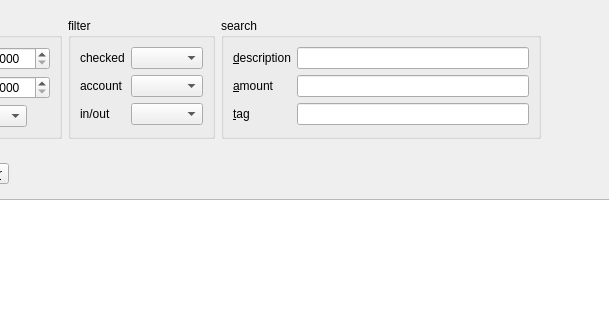
Before: the Qt Designer form ui/pydosh.ui in innerhippy/pydosh, drawn with Qt 5; both pictures show x 106 to 715 and y 0 to 320 of the 838 by 707 pixel window.
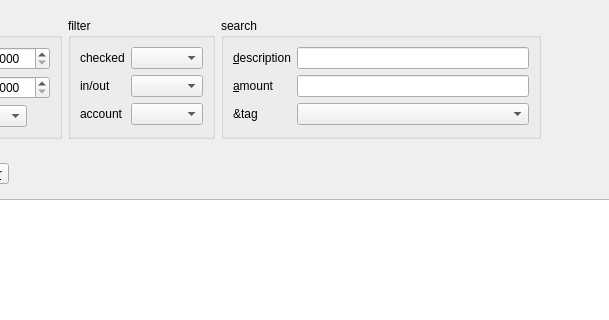
After: the same form once the commit is applied. Icons and pictures are not drawn. Custom widgets are drawn as their Qt base class.

Commit message: setModel on multicombo

The edit to the form file:
```diff
--- a/ui/pydosh.ui
+++ b/ui/pydosh.ui
@@ -50,7 +50,7 @@
             </property>
            </widget>
           </item>
-          <item row="1" column="0">
+          <item row="2" column="0">
            <widget class="QLabel" name="label_4">
             <property name="text">
              <string>account</string>
@@ -60,8 +60,8 @@
             </property>
            </widget>
           </item>
-          <item row="1" column="1">
-           <widget class="QComboBox" name="accountCombo">
+          <item row="2" column="1">
+           <widget class="MultiComboBox" name="accountCombo">
             <property name="sizePolicy">
              <sizepolicy hsizetype="Preferred" vsizetype="Fixed">
               <horstretch>0</horstretch>
@@ -73,26 +73,26 @@
             </property>
            </widget>
           </item>
-          <item row="2" column="0">
+          <item row="1" column="1">
+           <widget class="QComboBox" name="inoutCombo">
+            <property name="sizePolicy">
+             <sizepolicy hsizetype="Preferred" vsizetype="Fixed">
+              <horstretch>0</horstretch>
+              <verstretch>0</verstretch>
+             </sizepolicy>
+            </property>
+            <property name="toolTip">
+             <string>filter on transaction code</string>
+            </property>
+           </widget>
+          </item>
+          <item row="1" column="0">
            <widget class="QLabel" name="label_13">
             <property name="text">
              <string>in/out</string>
             </property>
            </widget>
           </item>
-          <item row="2" column="1">
-           <widget class="QComboBox" name="inoutCombo">
-            <property name="sizePolicy">
-             <sizepolicy hsizetype="Preferred" vsizetype="Fixed">
-              <horstretch>0</horstretch>
-              <verstretch>0</verstretch>
-             </sizepolicy>
-            </property>
-            <property name="toolTip">
-             <string>filter on transaction code</string>
-            </property>
-           </widget>
-          </item>
          </layout>
         </widget>
        </item>
@@ -171,7 +171,13 @@
            </widget>
           </item>
           <item row="2" column="1">
-           <widget class="SearchLineEdit" name="tagEdit">
+           <widget class="MultiComboBox" name="tagCombo">
+            <property name="sizePolicy">
+             <sizepolicy hsizetype="Preferred" vsizetype="Fixed">
+              <horstretch>0</horstretch>
+              <verstretch>0</verstretch>
+             </sizepolicy>
+            </property>
             <property name="toolTip">
              <string>filter by tag</string>
             </property>
@@ -458,7 +464,12 @@
   <customwidget>
    <class>SearchLineEdit</class>
    <extends>QLineEdit</extends>
-   <header>searchLineEdit.h</header>
+   <header>searchLineEdit</header>
+  </customwidget>
+  <customwidget>
+   <class>MultiComboBox</class>
+   <extends>QComboBox</extends>
+   <header>multiComboBox</header>
   </customwidget>
  </customwidgets>
  <resources>
```
Left out of the diff: 5 changed lines with no effect on the pictures. The commit also changes 2 other files.
